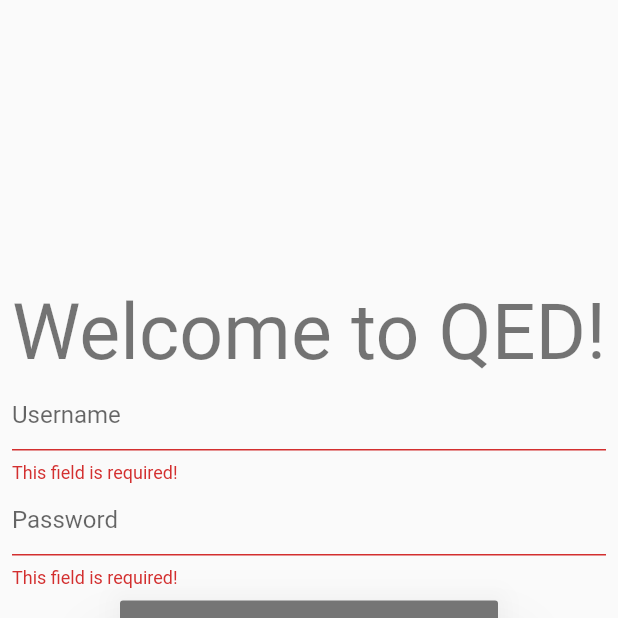
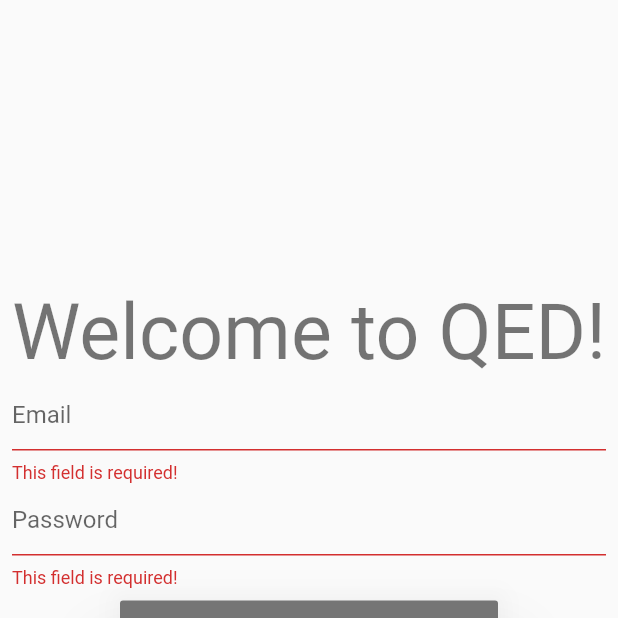
Before and after one commit to RobBobBot/Q.E.D., a Flutter app: the screen it shows after launch, after a tap on an icon or button, on a phone screen of 412 x 824 dp, the top half of it. Run offline on Flutter 3.47's test engine with Material 2 defaults, Android fonts, the phone set to English and light mode, and no system bars; our stand-ins replace cloud_firestore, file_picker, firebase_auth, firebase_core, firebase_storage, flutter_redux and 5 more; missing offline and left inert: advance_pdf_viewer, dart:ffi; accounts and stored records are empty.

```diff
--- a/lib/custom_widgets/mydrawer.dart
+++ b/lib/custom_widgets/mydrawer.dart
@@ -12,7 +12,7 @@ class MyDrawer extends StatelessWidget {
   ];
   final nameToString = {
     'home': 'Home Screen',
-    'activelist':'Active Contests',
+    'activelist': 'Active Contests',
     'upcominglist': 'Upcoming Contests',
     'pastlist': 'Past Contests',
     'probarchive': 'Problem Archive',
--- a/lib/screens/signin.dart
+++ b/lib/screens/signin.dart
@@ -15,38 +15,39 @@ class SignIn extends StatefulWidget {
 
 class _SignInState extends State<SignIn> {
   TextEditingController passController = TextEditingController();
-  TextEditingController userController = TextEditingController();
-  String? userError, passError;
+  TextEditingController emailController = TextEditingController();
+  String? emailError, passError;
   bool hasError = false;
   final _formKey = GlobalKey<FormState>();
 
   Future<void> validateData() async {
-    userError = passError = null;
+    emailError = passError = null;
     hasError = false;
-    userError = (userController.text == "" ? "This field is required!" : null);
+    emailError =
+        (emailController.text == "" ? "This field is required!" : null);
     passError = (passController.text == "" ? "This field is required!" : null);
-    if (userError != null || passError != null) {
+    if (emailError != null || passError != null) {
       hasError = true;
       setState(() {});
       return;
     }
     await QEDStore.instance
-        .signInUser(email: userController.text, password: userController.text)
+        .signInUser(email: emailController.text, password: emailController.text)
         .then((value) {
       if (value != null) {
         hasError = true;
         switch (value) {
           case 'invalid-email':
-            userError = 'The email is Invalid!';
+            emailError = 'The email is Invalid!';
             break;
           case 'user-not-found':
-            userError = 'The user does not exist!';
+            emailError = 'The user does not exist!';
             break;
           case 'wrong-password':
             passError = 'The password is wrong!';
             break;
           case 'unknown':
-            passError = userError = "I don't know man...";
+            passError = emailError = "I don't know man...";
             break;
         }
         setState(() {});
@@ -71,8 +72,8 @@ class _SignInState extends State<SignIn> {
                       style: Theme.of(context).textTheme.headline2)),
               TextField(
                 decoration:
-                    InputDecoration(hintText: "Username", errorText: userError),
-                controller: userController,
+                    InputDecoration(hintText: "Email", errorText: emailError),
+                controller: emailController,
               ),
               TextField(
                 decoration:
```
Also changed, not shown: lib/screens/signup.dart (+54 -4 lines), pubspec.lock.
